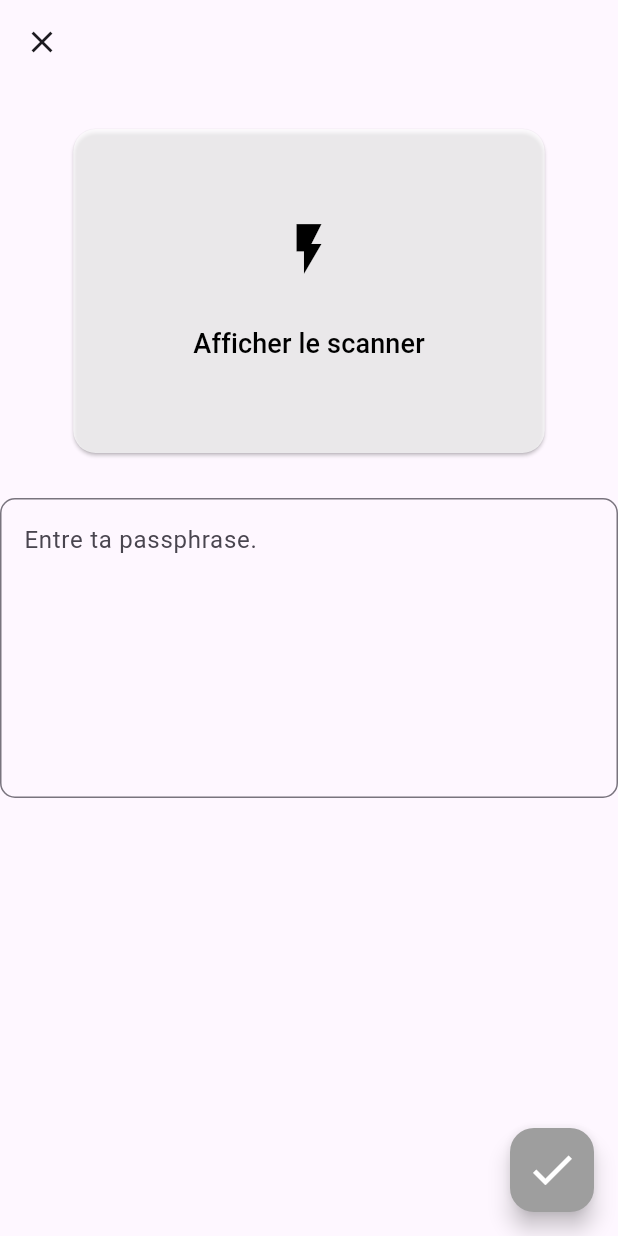
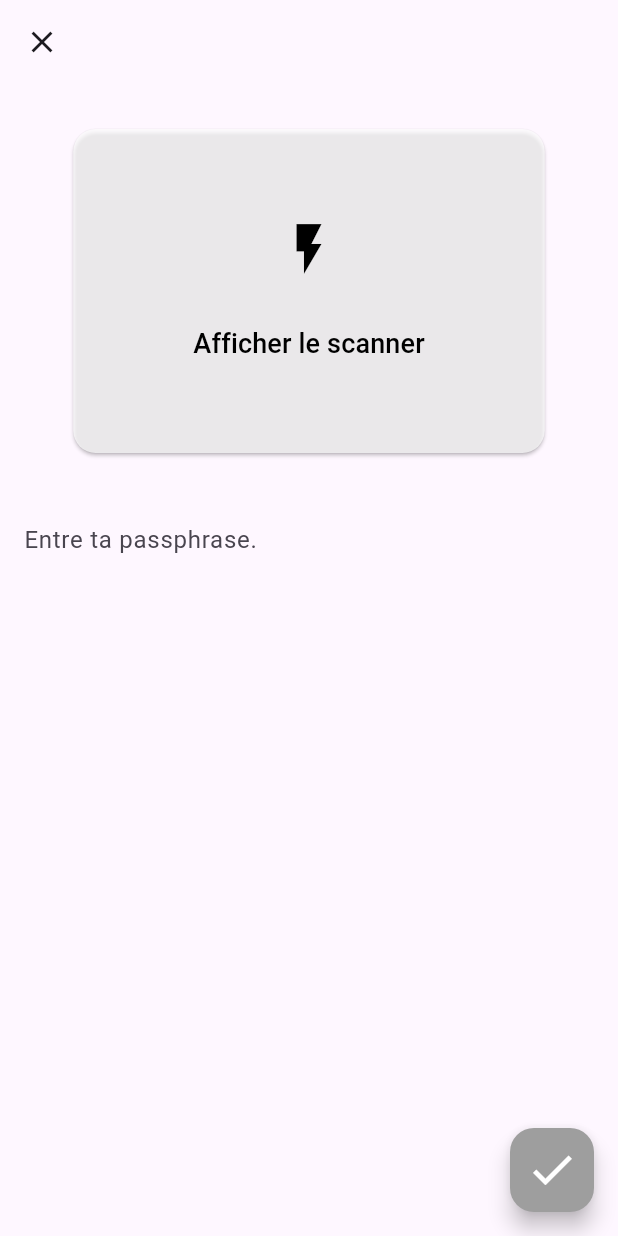
Before and after one commit to el2zay/anonity_ui, a Flutter app: the screen it shows after launch, after a tap on "J'ai déjà une passphrase", on a phone screen of 412 x 824 dp. Run offline on Flutter 3.47's test engine with Material 3 defaults, Android fonts, the light colour scheme and no system bars; our stand-ins replace expandable_text, flutter_dotenv, lucide_icons, qr_flutter, shared_preferences; missing offline and left inert: qr_code_scanner; network calls fail.

Commit message:
Update camera usage description and theme settings

```diff
--- a/lib/pages/home.dart
+++ b/lib/pages/home.dart
@@ -120,6 +120,7 @@ class _HomePageState extends State<HomePage> {
             decoration: const InputDecoration(
               hintText: "Rechercher",
               prefixIcon: Icon(Icons.search),
+              // Changer la couleur du fond
               enabledBorder: OutlineInputBorder(
                 borderSide: BorderSide(color: Colors.transparent),
               ),
--- a/lib/pages/settings/receive_passphrase.dart
+++ b/lib/pages/settings/receive_passphrase.dart
@@ -25,6 +25,12 @@ class _ReceivePassphrasePageState extends State<ReceivePassphrasePage> {
   bool isButtonDisabled = true;
 
   late Widget scannerWidget;
+
+  @override
+  void dispose() {
+    errorMessage = '';
+    super.dispose();
+  }
 
   void updateButtonState() {
     setState(() {
@@ -134,10 +140,13 @@ class _ReceivePassphrasePageState extends State<ReceivePassphrasePage> {
           const SizedBox(height: 30),
           TextField(
             controller: _passphraseController,
-            decoration: InputDecoration(
+            decoration: const InputDecoration(
+              focusedBorder: OutlineInputBorder(
+                borderSide: BorderSide.none,
+              ),
               hintText: 'Entre ta passphrase.',
               border: OutlineInputBorder(
-                borderRadius: BorderRadius.circular(10),
+                borderSide: BorderSide.none,
               ),
             ),
             autocorrect: false,
--- /dev/null
+++ b/lib/src/theme_utils.dart
@@ -0,0 +1,108 @@
+import 'package:flutter/material.dart';
+
+ThemeData getCheckboxListTileThemeData(Brightness brightness) {
+  Color? tileColor = brightness == Brightness.dark
+      ? Colors.grey[900]
+      : const Color.fromRGBO(223, 221, 226, 1);
+
+  Color? textColor =
+      brightness == Brightness.dark ? Colors.white : Colors.black;
+
+  return ThemeData(
+    splashColor: Colors.transparent,
+    highlightColor: Colors.transparent,
+    listTileTheme: ListTileThemeData(
+      tileColor: tileColor,
+      textColor: textColor,
+      shape: const RoundedRectangleBorder(
+        borderRadius: BorderRadius.all(
+          Radius.circular(15),
+        ),
+      ),
+    ),
+  );
+}
+
+ThemeData getAppSpecificTheme(bool isDarkMode) {
+  if (isDarkMode) {
+    return ThemeData(
+      brightness: Brightness.dark,
+      splashColor: Colors.transparent,
+      highlightColor: Colors.transparent,
+      scaffoldBackgroundColor: Colors.black,
+      // le fond des listes soit en noir
+      colorScheme: const ColorScheme.dark(
+        surface: Colors.black,
+      ),
+
+      // App Bar en noir
+      appBarTheme: const AppBarTheme(
+        backgroundColor: Colors.black,
+        foregroundColor: Colors.white,
+      ),
+      floatingActionButtonTheme: const FloatingActionButtonThemeData(
+        backgroundColor: Colors.white,
+        // Couleur des icones en noir
+        foregroundColor: Colors.black,
+      ),
+      elevatedButtonTheme: ElevatedButtonThemeData(
+        style: ButtonStyle(
+          backgroundColor: MaterialStateProperty.all(Colors.grey[900]),
+          // Texte en noir
+          foregroundColor: MaterialStateProperty.all(Colors.white),
+          shape: MaterialStateProperty.all(
+            RoundedRectangleBorder(
+              borderRadius: BorderRadius.circular(15),
+            ),
+          ),
+          splashFactory: NoSplash.splashFactory,
+        ),
+      ),
+      // Mettre les icons button en gris
+      iconTheme: IconThemeData(color: Colors.blueGrey[400]),
+      // focusBorder des textfield en blanc
+      inputDecorationTheme: const InputDecorationTheme(
+        focusedBorder: OutlineInputBorder(
+          borderSide: BorderSide(color: Colors.white),
+          borderRadius: BorderRadius.all(Radius.circular(10)),
+        ),
+      ),
+      snackBarTheme: SnackBarThemeData(
+        backgroundColor: Colors.grey[900],
+        contentTextStyle: const TextStyle(color: Colors.white),
+      ),
+      useMaterial3: true,
+    );
+  } else {
+    return ThemeData(
+      brightness: Brightness.light,
+      splashColor: Colors.transparent,
+      highlightColor: Colors.transparent,
+      floatingActionButtonTheme: FloatingActionButtonThemeData(
+        backgroundColor: Colors.grey[800],
+        foregroundColor: Colors.white,
+      ),
+      elevatedButtonTheme: ElevatedButtonThemeData(
+        style: ButtonStyle(
+          backgroundColor: MaterialStateProperty.all(Colors.white70),
+          // Texte en noir
+          foregroundColor: MaterialStateProperty.all(Colors.black),
+          shape: MaterialStateProperty.all(
+            RoundedRectangleBorder(
+              borderRadius: BorderRadius.circular(15),
+            ),
+          ),
+          splashFactory: NoSplash.splashFactory,
+        ),
+      ),
+      inputDecorationTheme: const InputDecorationTheme(
+        focusedBorder: OutlineInputBorder(
+          borderSide: BorderSide(color: Colors.black),
+          borderRadius: BorderRadius.all(Radius.circular(10)),
+        ),
+      ),
+      snackBarTheme: const SnackBarThemeData(backgroundColor: Colors.grey),
+      useMaterial3: true,
+    );
+  }
+}
```
Also changed, not shown: lib/main.dart (+5 -88 lines), lib/pages/settings.dart (+8 -6 lines), 1 other file.
